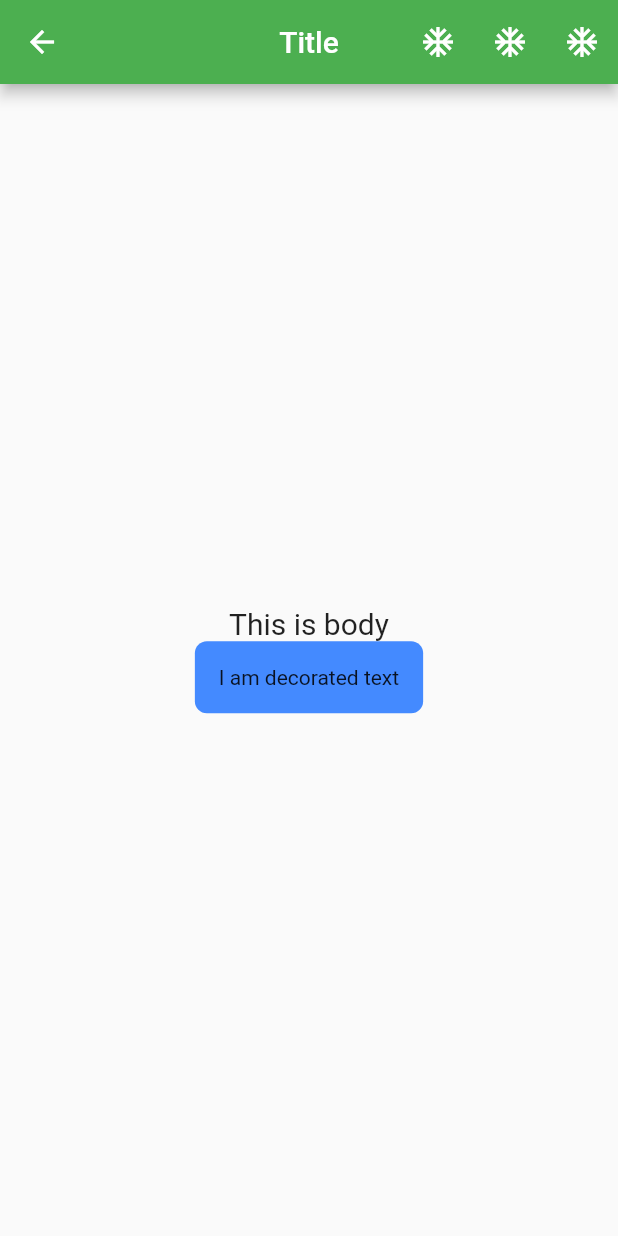
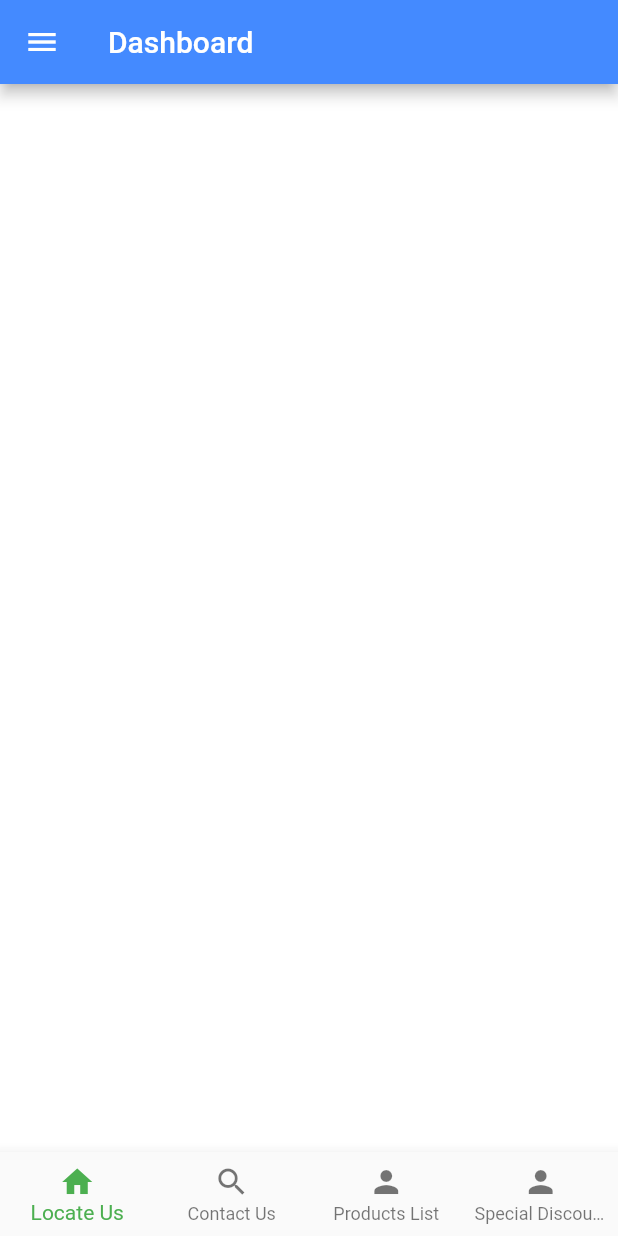
Before and after one commit to mohan0596/flutter_assignment, a Flutter app: the screen it shows after launch, after a tap on "Skip", on a phone screen of 412 x 824 dp. Run offline on Flutter 3.47's test engine with Material 2 defaults, Android fonts, the phone set to English and light mode, and no system bars.

```diff
--- /dev/null
+++ b/lib/ui/dashboard.dart
@@ -0,0 +1,84 @@
+import 'package:flutter/material.dart';
+import 'package:flutter_app/ui/placeholderwidget.dart';
+
+class Dashboard extends StatelessWidget {
+  @override
+  Widget build(BuildContext context) {
+    return Scaffold(
+        appBar: AppBar(
+          title: Text("Dashboard"),
+          backgroundColor: Colors.blueAccent,
+        ),
+      drawer: Drawer(
+        child: ListView(
+          children: <Widget>[
+            ListTile(title: Text("Home"),),
+            ListTile(title: Text("My Wallet"),),
+            ListTile(title: Text("Redeem"),),
+            ListTile(title: Text("Offers"),),
+            ListTile(title: Text("10 + 1 plan"),),
+            ListTile(title: Text("My Gold Mine"),),
+            ListTile(title: Text("FAQ"),),
+            ListTile(title: Text("Logout"),),
+          ],
+        ),
+      ),
+      body: Home(),
+
+    );
+  }
+}
+
+
+class Home extends StatefulWidget {
+  @override
+  State<StatefulWidget> createState() {
+    return _HomeState();
+  }
+}
+
+class _HomeState extends State<Home> {
+  int _currentIndex = 0;
+  final List<Widget> _children = [
+    PlaceholderWidget(Colors.white),
+    PlaceholderWidget(Colors.deepOrange),
+    PlaceholderWidget(Colors.blue),
+    PlaceholderWidget(Colors.green)
+  ];
+
+  @override
+  Widget build(BuildContext context) {
+    return Scaffold(
+      body: _children[_currentIndex],
+      bottomNavigationBar: BottomNavigationBar(
+        type: BottomNavigationBarType.fixed,
+        onTap: onTabTapped,
+        currentIndex: _currentIndex,
+        items: [
+          BottomNavigationBarItem(
+            icon: Icon(Icons.home),
+            title: Text('Locate Us'),
+          ),
+          BottomNavigationBarItem(
+            icon: Icon(Icons.search),
+            title: Text('Contact Us'),
+          ),
+          BottomNavigationBarItem(
+              icon: Icon(Icons.person),
+              title: Text('Products List')
+          ),
+          BottomNavigationBarItem(
+              icon: Icon(Icons.person),
+              title: Text('Special Discounts'),
+          )
+        ],
+      ),
+    );
+  }
+
+  void onTabTapped(int index) {
+    setState(() {
+      _currentIndex = index;
+    });
+  }
+}
--- a/lib/ui/login_signup.dart
+++ b/lib/ui/login_signup.dart
@@ -1,5 +1,6 @@
 import 'package:flutter/cupertino.dart';
 import 'package:flutter/material.dart';
+import 'package:flutter_app/ui/dashboard.dart';
 import 'package:flutter_app/ui/learning_page.dart';
 
 class LoginSignUp extends StatelessWidget {
@@ -62,7 +63,7 @@ class LoginSignUp extends StatelessWidget {
                         Navigator.push(
                             context,
                             MaterialPageRoute(
-                                builder: (context) => LearningPage()))
+                                builder: (context) => Dashboard()))
                       },
                   child: Text(
                     "Skip",
--- /dev/null
+++ b/lib/ui/placeholderwidget.dart
@@ -0,0 +1,15 @@
+
+import 'package:flutter/material.dart';
+
+class PlaceholderWidget extends StatelessWidget {
+  final Color color;
+
+  PlaceholderWidget(this.color);
+
+  @override
+  Widget build(BuildContext context) {
+    return Container(
+      color: color,
+    );
+  }
+}
```
